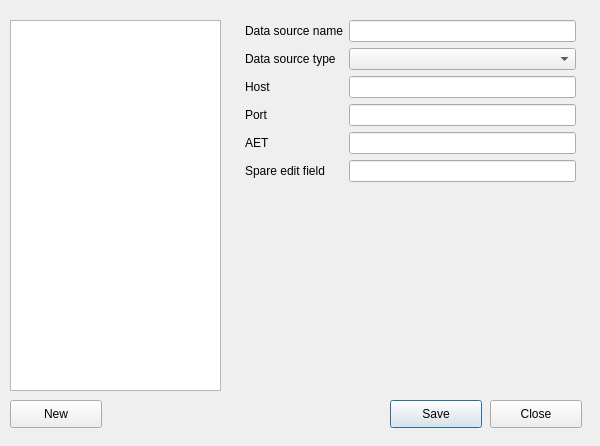
Before: the Qt Designer form pqt_data_source_dialog.ui in simonoxen/plastimatch, drawn with Qt 5.
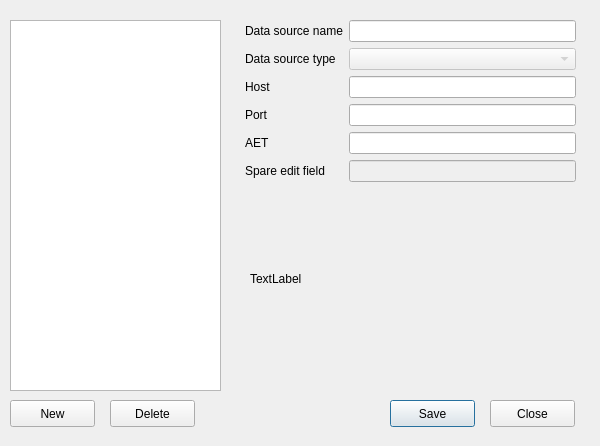
After: the same form once the commit is applied.

Commit message: Make some progress on pqt data source dialog

```diff
--- a/pqt_data_source_dialog.ui
+++ b/pqt_data_source_dialog.ui
@@ -13,7 +13,7 @@
   <property name="windowTitle">
    <string>Dialog</string>
   </property>
-  <widget class="QListView" name="listView">
+  <widget class="QListView" name="listView_data_source_list">
    <property name="geometry">
     <rect>
      <x>10</x>
@@ -23,55 +23,58 @@
     </rect>
    </property>
   </widget>
-  <widget class="QPushButton" name="pushButton">
+  <widget class="QPushButton" name="pushButton_save">
    <property name="geometry">
     <rect>
      <x>390</x>
      <y>400</y>
-     <width>92</width>
-     <height>28</height>
+     <width>85</width>
+     <height>27</height>
     </rect>
    </property>
    <property name="text">
     <string>Save</string>
    </property>
   </widget>
-  <widget class="QPushButton" name="pushButton_2">
+  <widget class="QPushButton" name="pushButton_close">
    <property name="geometry">
     <rect>
      <x>490</x>
      <y>400</y>
-     <width>92</width>
-     <height>28</height>
+     <width>85</width>
+     <height>27</height>
     </rect>
    </property>
    <property name="text">
     <string>Close</string>
    </property>
   </widget>
-  <widget class="QPushButton" name="pushButton_3">
+  <widget class="QPushButton" name="pushButton_new">
    <property name="geometry">
     <rect>
      <x>10</x>
      <y>400</y>
-     <width>92</width>
-     <height>28</height>
+     <width>85</width>
+     <height>27</height>
     </rect>
    </property>
    <property name="text">
     <string>New</string>
    </property>
   </widget>
-  <widget class="QWidget" name="">
+  <widget class="QWidget" name="layoutWidget">
    <property name="geometry">
     <rect>
      <x>245</x>
      <y>20</y>
      <width>331</width>
-     <height>189</height>
+     <height>231</height>
     </rect>
    </property>
    <layout class="QFormLayout" name="formLayout">
+    <property name="fieldGrowthPolicy">
+     <enum>QFormLayout::AllNonFixedFieldsGrow</enum>
+    </property>
     <item row="0" column="0">
      <widget class="QLabel" name="label">
       <property name="text">
@@ -80,7 +83,7 @@
      </widget>
     </item>
     <item row="0" column="1">
-     <widget class="QLineEdit" name="lineEdit"/>
+     <widget class="QLineEdit" name="lineEdit_data_source_name"/>
     </item>
     <item row="1" column="0">
      <widget class="QLabel" name="label_2">
@@ -90,7 +93,11 @@
      </widget>
     </item>
     <item row="1" column="1">
-     <widget class="QComboBox" name="comboBox"/>
+     <widget class="QComboBox" name="comboBox_data_source_type">
+      <property name="enabled">
+       <bool>false</bool>
+      </property>
+     </widget>
     </item>
     <item row="2" column="0">
      <widget class="QLabel" name="label_3">
@@ -100,7 +107,7 @@
      </widget>
     </item>
     <item row="2" column="1">
-     <widget class="QLineEdit" name="lineEdit_2"/>
+     <widget class="QLineEdit" name="lineEdit_host"/>
     </item>
     <item row="3" column="0">
      <widget class="QLabel" name="label_4">
@@ -110,7 +117,7 @@
      </widget>
     </item>
     <item row="3" column="1">
-     <widget class="QLineEdit" name="lineEdit_3"/>
+     <widget class="QLineEdit" name="lineEdit_port"/>
     </item>
     <item row="4" column="0">
      <widget class="QLabel" name="label_5">
@@ -120,7 +127,7 @@
      </widget>
     </item>
     <item row="4" column="1">
-     <widget class="QLineEdit" name="lineEdit_4"/>
+     <widget class="QLineEdit" name="lineEdit_aet"/>
     </item>
     <item row="5" column="0">
      <widget class="QLabel" name="label_6">
@@ -130,10 +137,43 @@
      </widget>
     </item>
     <item row="5" column="1">
-     <widget class="QLineEdit" name="lineEdit_5"/>
+     <widget class="QLineEdit" name="lineEdit_spare">
+      <property name="enabled">
+       <bool>false</bool>
+      </property>
+     </widget>
     </item>
    </layout>
   </widget>
+  <widget class="QPushButton" name="pushButton_delete">
+   <property name="geometry">
+    <rect>
+     <x>110</x>
+     <y>400</y>
+     <width>85</width>
+     <height>27</height>
+    </rect>
+   </property>
+   <property name="text">
+    <string>Delete</string>
+   </property>
+  </widget>
+  <widget class="QLabel" name="label_status">
+   <property name="enabled">
+    <bool>true</bool>
+   </property>
+   <property name="geometry">
+    <rect>
+     <x>250</x>
+     <y>270</y>
+     <width>59</width>
+     <height>18</height>
+    </rect>
+   </property>
+   <property name="text">
+    <string>TextLabel</string>
+   </property>
+  </widget>
  </widget>
  <resources/>
  <connections/>
```
Left out of the diff: 72 changed lines with no effect on the pictures. The commit also changes 2 other files.
